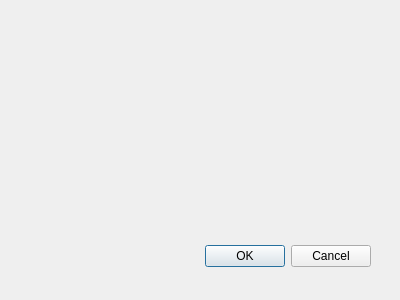
The window that ui/admin/dialogs/AdminIncidentDialog.ui (xamlo721/SecurityHelper) describes before a commit, drawn with Qt 5.
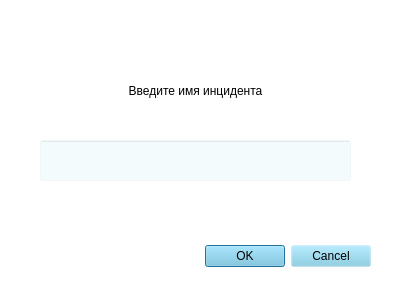
The same window after the commit.

Commit message: add components & styles for dialogs.ui

The edit to the form file:
```diff
--- a/ui/admin/dialogs/AdminIncidentDialog.ui
+++ b/ui/admin/dialogs/AdminIncidentDialog.ui
@@ -15,7 +15,23 @@
   <property name="windowTitle">
    <string>Dialog</string>
   </property>
-  <widget name="buttonBox" class="QDialogButtonBox">
+  <property name="styleSheet">
+   <string notr="true">QWidget {
+		background-color : rgba(120, 200, 228, 20);
+		font: 75 16pt &quot;MS Shell Dlg 2&quot;;
+}
+
+QLabel {
+		background-color : rgba(255, 255, 255, 20);
+		font: 75 16pt &quot;MS Shell Dlg 2&quot;;
+}
+QDialog {
+		background-color : rgba(255, 255, 255, 255);
+		font: 75 16pt &quot;MS Shell Dlg 2&quot;;
+}
+</string>
+  </property>
+  <widget class="QDialogButtonBox" name="buttonBox">
    <property name="geometry">
     <rect>
      <x>30</x>
@@ -31,6 +47,32 @@
     <set>QDialogButtonBox::Cancel|QDialogButtonBox::Ok</set>
    </property>
   </widget>
+  <widget class="QLabel" name="labelTitle">
+   <property name="geometry">
+    <rect>
+     <x>40</x>
+     <y>80</y>
+     <width>311</width>
+     <height>21</height>
+    </rect>
+   </property>
+   <property name="text">
+    <string>Введите имя инцидента</string>
+   </property>
+   <property name="alignment">
+    <set>Qt::AlignCenter</set>
+   </property>
+  </widget>
+  <widget class="QLineEdit" name="lineEditName">
+   <property name="geometry">
+    <rect>
+     <x>40</x>
+     <y>140</y>
+     <width>311</width>
+     <height>41</height>
+    </rect>
+   </property>
+  </widget>
  </widget>
  <pixmapfunction/>
  <resources/>
```
Left out of the diff: 7 changed lines with no effect on the pictures. The commit also changes 4 other files.
